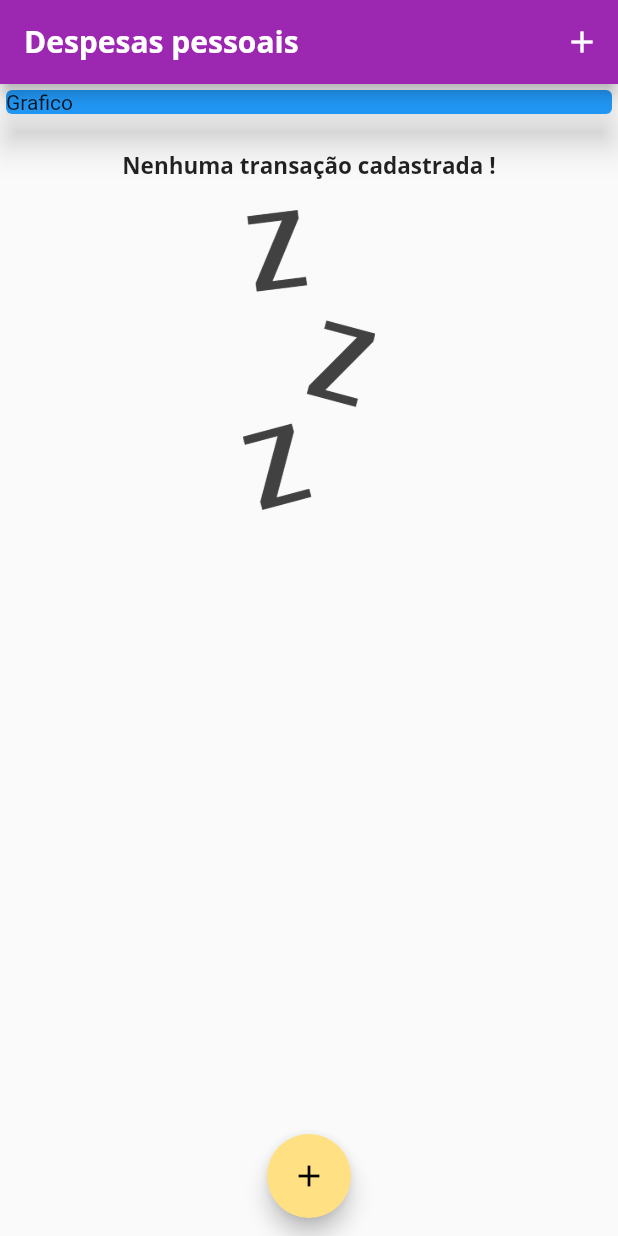
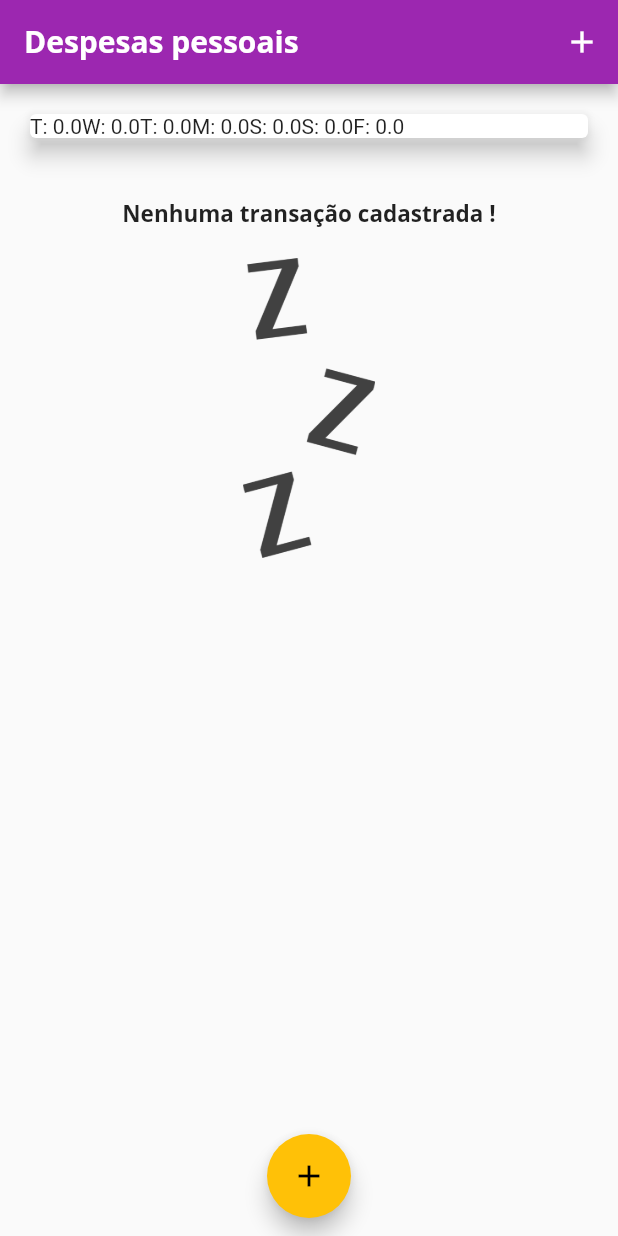
Before and after one commit to GuhSntLean/PersonMoney-Flutter, a Flutter app: the screen it shows after launch, on a phone screen of 412 x 824 dp. Run offline on Flutter 3.47's test engine with Material 2 defaults, Android fonts, the phone set to English and light mode, and no system bars.

Commit message:
:fire: Creating component Chart

```diff
--- a/lib/main.dart
+++ b/lib/main.dart
@@ -6,6 +6,8 @@ import './widgets/TransactionForm.dart';
 import './widgets/TransactionList.dart';
 
 import 'dart:math';
+
+import 'widgets/Chart.dart';
 
 void main() => runApp(PesonMoney());
 
@@ -17,7 +19,7 @@ class PesonMoney extends StatelessWidget {
       home: _MyHomePage(),
       theme: ThemeData(
         primarySwatch: Colors.purple,
-        accentColor: Colors.amber[200],
+        accentColor: Colors.amber,
         fontFamily: 'Quicksand',
         textTheme: ThemeData.light().textTheme.copyWith(
           title: TextStyle(
@@ -46,27 +48,26 @@ class _MyHomePage extends StatefulWidget {
 }
 
 class __MyHomePageState extends State<_MyHomePage> {
-  final List<Transaction> _transaction = [
-    // Transaction(
-    //   id: 't1',
-    //   title: 'Curso novo',
-    //   value: 21.50,
-    //   date: DateTime.now(),
-    // ),
-    // Transaction(
-    //   id: 't2',
-    //   title: 'Cueca nova',
-    //   value: 50.00,
-    //   date: DateTime.now(),
-    // ),
-  ];
+  final List<Transaction> _transaction = [];
+
+  List<Transaction> get _recentTransaction{
+    return _transaction.where((transaction) {
+      return transaction.date.isAfter(
+        DateTime.now()
+        .subtract(
+          Duration(days: 7),
+        )
+      );
+    }).toList();
+  }
 
   _addTransaction(String title, double value) {
     final newTransaction = Transaction(
         id: Random().nextDouble().toString(),
         title: title,
         value: value,
-        date: DateTime.now());
+        date: DateTime.now()
+    );
 
     setState(() {
       _transaction.add(newTransaction);
@@ -99,13 +100,7 @@ class __MyHomePageState extends State<_MyHomePage> {
         child: Column(
           crossAxisAlignment: CrossAxisAlignment.stretch,
           children: <Widget>[
-            Container(
-              child: Card(
-                color: Colors.blue,
-                child: Text('Grafico'),
-                elevation: 10,
-              ),
-            ),
+            Chart(_recentTransaction),
             TransactionList(_transaction),
           ],
         ),
--- /dev/null
+++ b/lib/widgets/Chart.dart
@@ -0,0 +1,44 @@
+import 'package:flutter/material.dart';
+import 'package:person_money/model/Transaction.dart';
+import 'package:intl/intl.dart';
+
+class Chart extends StatelessWidget {
+  final List<Transaction> recentTransaction;
+  Chart(this.recentTransaction);
+
+  List<Map<String, Object>> get groupedTransaction {
+    return List.generate(7, (index) {
+      final weekDay = DateTime.now().subtract(
+        Duration(days: index),
+      );
+
+      double totalSum = 0.0;
+      for(var i = 0; i < recentTransaction.length; i++){
+        bool sameDay = recentTransaction[i].date.day == weekDay.day;
+        bool sameMonth = recentTransaction[i].date.month == weekDay.month;
+        bool sameYear = recentTransaction[i].date.year == weekDay.year;
+        if(sameDay && sameMonth && sameYear){
+          totalSum += recentTransaction[i].value;
+        }
+      }
+
+      return {
+        'day': DateFormat.E().format(weekDay)[0],
+        'value': totalSum
+      };
+    });
+  }
+
+  @override
+  Widget build(BuildContext context){
+    return Card(
+      elevation: 6,
+      margin: EdgeInsets.all(20),
+      child: Row(
+        children: groupedTransaction.map((transaction) {
+          return Text('${transaction['day']}: ${transaction['value']}');
+        }).toList(),
+      ),
+    );
+  }
+}
```
